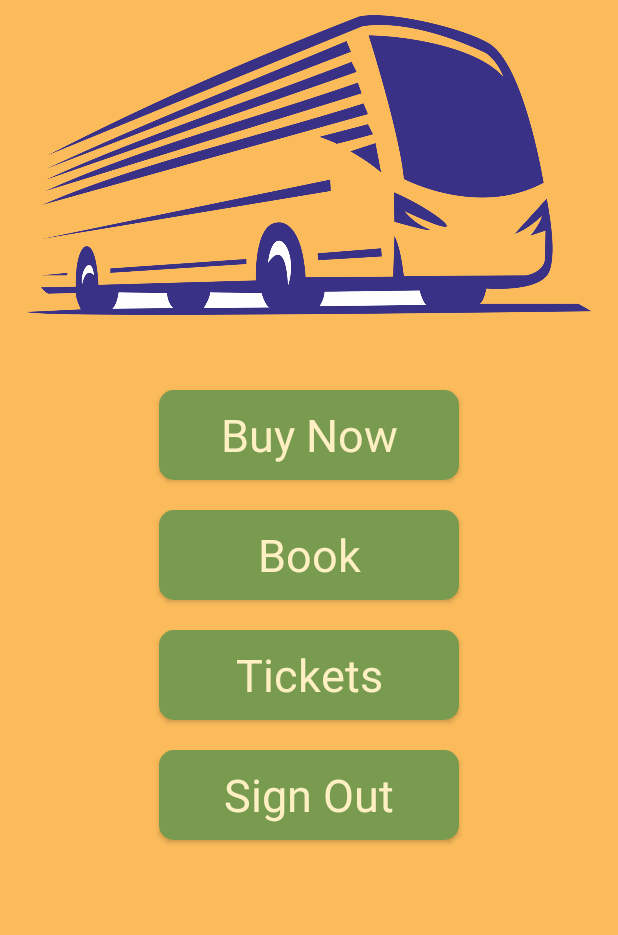
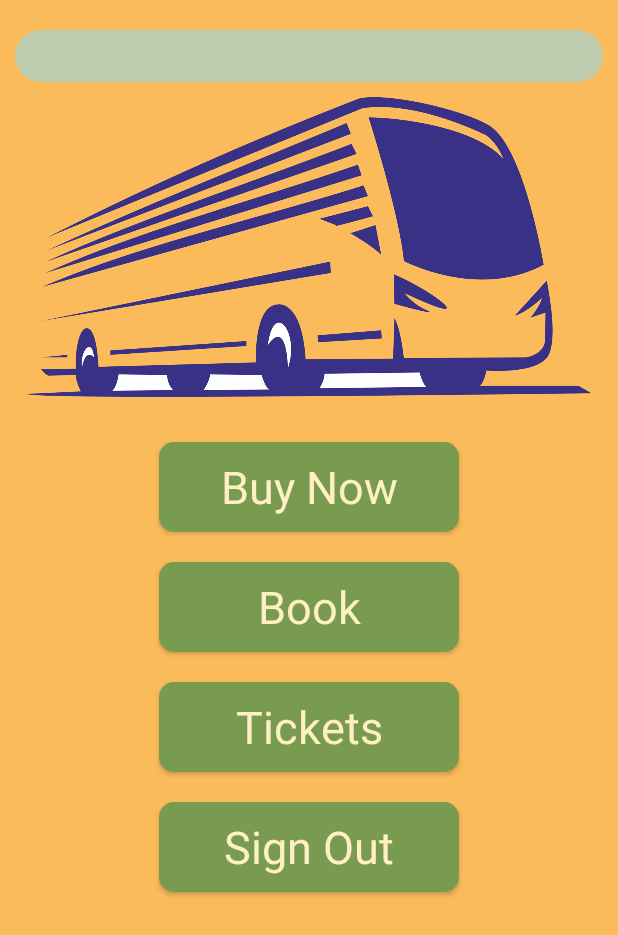
Before and after one commit to aminul-islam6911/User-Bus-Ticket-Booking, an Android app: the MainActivity screen opened directly, with no data from a screen before it, on a phone screen of 412 x 824 dp. Shown: the top 935 px of the screen. Run offline under Robolectric (Android 15) with nearby library versions, the phone set to English and light mode, and no system bars; our stand-ins replace Firebase (no records; nobody signed in at launch, a user with empty details on screens opened directly); Roboto replaces fonts that are not available here; 1 statement that could not run was skipped.

Commit message:
before pdf

```diff
--- a/app/src/main/java/com/example/userbusticketbookingsystem/MainActivity.java
+++ b/app/src/main/java/com/example/userbusticketbookingsystem/MainActivity.java
@@ -4,25 +4,53 @@ import android.content.Intent;
 import android.os.Bundle;
 import android.view.View;
 import android.widget.Button;
+import android.widget.TextView;
 
+import androidx.annotation.NonNull;
 import androidx.appcompat.app.AppCompatActivity;
 
+import com.google.firebase.auth.FirebaseAuth;
+import com.google.firebase.auth.FirebaseUser;
+import com.google.firebase.database.DataSnapshot;
+import com.google.firebase.database.DatabaseError;
+import com.google.firebase.database.DatabaseReference;
+import com.google.firebase.database.FirebaseDatabase;
+import com.google.firebase.database.ValueEventListener;
+
 public class MainActivity extends AppCompatActivity {
+    private FirebaseUser currentUser;
+    private DatabaseReference userName;
     private Button btnBuy, btnBook, btnTickets;
+    private TextView txtName;
 
     @Override
     protected void onCreate(Bundle savedInstanceState) {
         super.onCreate(savedInstanceState);
         setContentView(R.layout.activity_main);
-
         Initilize();
         Buttons();
+        userName.addValueEventListener(new ValueEventListener() {
+            @Override
+            public void onDataChange(@NonNull DataSnapshot snapshot) {
+                String name = snapshot.child("Name").getValue().toString();
+                txtName.setText(name);
+            }
+
+            @Override
+            public void onCancelled(@NonNull DatabaseError error) {
+
+            }
+        });
     }
 
     private void Initilize() {
         btnBuy = findViewById(R.id.btnBuy);
         btnBook = findViewById(R.id.btnBook);
         btnTickets = findViewById(R.id.btnTickets);
+        txtName = findViewById(R.id.MN_Name);
+        currentUser = FirebaseAuth.getInstance().getCurrentUser();
+        String UserId = currentUser.getUid();
+        userName = FirebaseDatabase.getInstance().getReference().child("Users").child(UserId);
     }
 
     private void Buttons() {
--- a/app/src/main/java/com/example/userbusticketbookingsystem/Payment.java
+++ b/app/src/main/java/com/example/userbusticketbookingsystem/Payment.java
@@ -1,5 +1,6 @@
 package com.example.userbusticketbookingsystem;
 
+import android.content.Intent;
 import android.os.Bundle;
 import android.view.View;
 import android.widget.Button;
@@ -34,6 +35,8 @@ public class Payment extends AppCompatActivity {
             public void onClick(View v) {
                 BookTickets();
                 BookTicket.TimerCancel();
+                Intent intent = new Intent(Payment.this, Tickets_booked.class);
+                startActivity(intent);
             }
         });
     }
--- a/app/src/main/java/com/example/userbusticketbookingsystem/Tickets_booked.java
+++ b/app/src/main/java/com/example/userbusticketbookingsystem/Tickets_booked.java
@@ -71,7 +71,6 @@ public class Tickets_booked extends AppCompatActivity {
             public void onItemClick(AdapterView<?> adapterView, View view, int i, long l) {
 
                 String database_ref = Tickets.get(i);
-                Toast.makeText(Tickets_booked.this, database_ref, Toast.LENGTH_LONG).show();
                 Intent in = new Intent(Tickets_booked.this, names_user.class);
                 in.putExtra("database_ref", database_ref);
                 startActivity(in);
--- a/app/src/main/res/layout/activity_book.xml
+++ b/app/src/main/res/layout/activity_book.xml
@@ -15,7 +15,7 @@
         android:background="@drawable/edit_box"
         android:gravity="center"
         android:text=""
-        android:textColor="#FFFFFF"
+        android:textColor="@color/black"
         android:textSize="25sp"
         android:textStyle="italic" />
 
--- a/app/src/main/res/layout/activity_buy.xml
+++ b/app/src/main/res/layout/activity_buy.xml
@@ -15,7 +15,7 @@
         android:background="@drawable/edit_box"
         android:gravity="center"
         android:text=""
-        android:textColor="#FFFFFF"
+        android:textColor="@color/black"
         android:textSize="25sp"
         android:textStyle="italic" />
 
--- a/app/src/main/res/layout/activity_main.xml
+++ b/app/src/main/res/layout/activity_main.xml
@@ -7,10 +7,24 @@
     android:padding="10dp"
     tools:context=".MainActivity">
 
+    <TextView
+        android:id="@+id/MN_Name"
+        android:layout_width="match_parent"
+        android:layout_height="wrap_content"
+        android:layout_marginTop="10dp"
+        android:background="@drawable/edit_box"
+        android:gravity="center"
+        android:text=""
+        android:textColor="@color/black"
+        android:textSize="25sp"
+        android:textStyle="italic" />
+
     <ImageView
         android:id="@+id/img"
         android:layout_width="match_parent"
         android:layout_height="200dp"
+        android:layout_below="@id/MN_Name"
+        android:layout_marginTop="10dp"
         android:src="@drawable/lgbus" />
 
     <Button
@@ -19,7 +33,7 @@
         android:layout_height="60dp"
         android:layout_below="@id/img"
         android:layout_centerHorizontal="true"
-        android:layout_marginTop="50dp"
+        android:layout_marginTop="30dp"
         android:background="@drawable/button"
         android:fontFamily="@font/aclonica"
         android:gravity="center"
--- a/app/src/main/res/layout/activity_ticekets_booked.xml
+++ b/app/src/main/res/layout/activity_ticekets_booked.xml
@@ -3,6 +3,8 @@
     xmlns:tools="http://schemas.android.com/tools"
     android:layout_width="match_parent"
     android:layout_height="match_parent"
+    android:padding="15dp"
+    android:background="#FFC107"
     tools:context=".Tickets_booked">
 
     <TextView
@@ -15,6 +17,8 @@
         android:textSize="40sp" />
 
     <ListView
+        android:divider="@color/purple_500"
+        android:dividerHeight="2dp"
         android:id="@+id/TC_listView"
         android:layout_width="match_parent"
         android:layout_height="wrap_content"
```
Also changed, not shown: app/src/main/java/com/example/userbusticketbookingsystem/BookActivity.java (+13 -9 lines), app/src/main/java/com/example/userbusticketbookingsystem/BookTicket.java (+4 -3 lines), app/src/main/java/com/example/userbusticketbookingsystem/BuyActivity.java (+8 -2 lines), app/src/main/java/com/example/userbusticketbookingsystem/names_user.java (+59 -1 lines), app/src/main/res/layout/activity_names_user.xml (+23 -3 lines).
